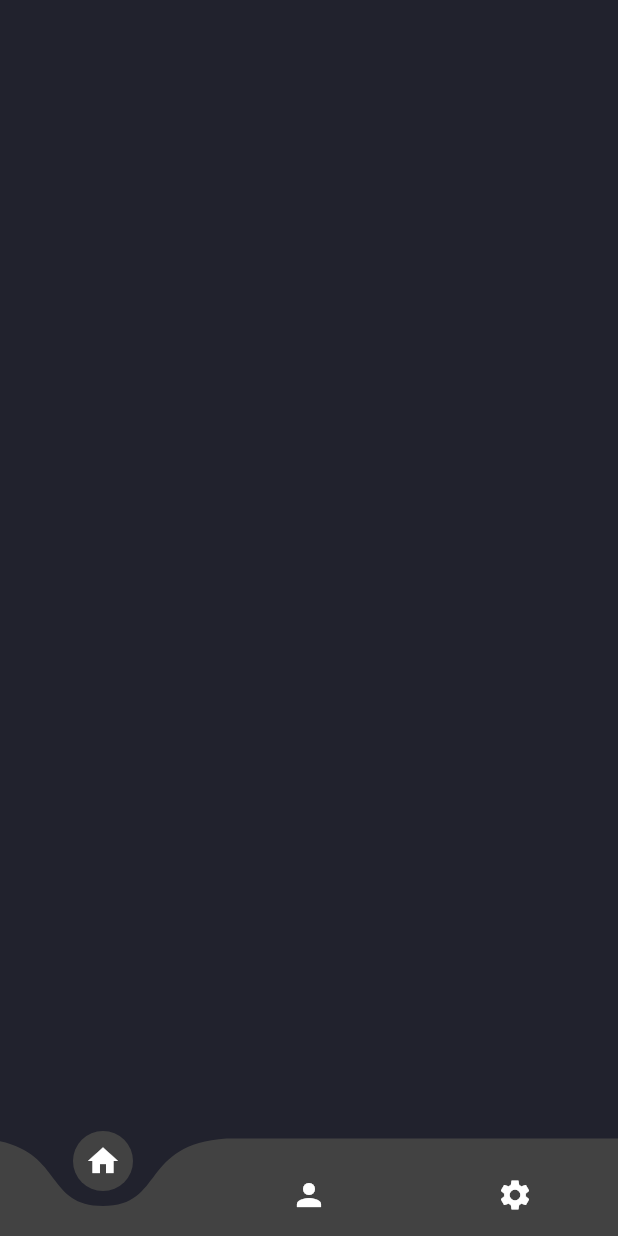
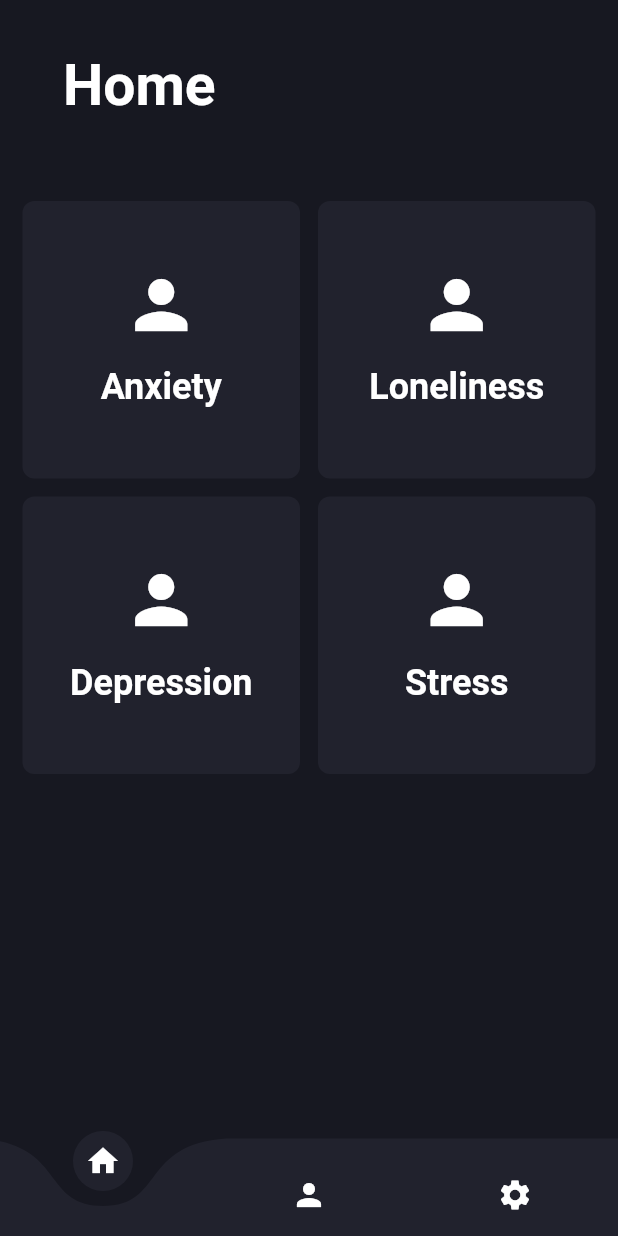
Before and after one commit to ishit16/heal-chat, a Flutter app: the HomeScreen screen opened by its route, on a phone screen of 412 x 824 dp. Run offline on Flutter 3.47's test engine with Material 2 defaults, Android fonts, the phone set to English and light mode, and no system bars; drawn by our look-alikes of curved_navigation_bar; our stand-ins replace flutter_svg, go_router, google_fonts.

Commit message:
FEATURE: Moods Cards Added

```diff
--- a/lib/constants/theme_constants.dart
+++ b/lib/constants/theme_constants.dart
@@ -2,5 +2,5 @@ import 'package:flutter/material.dart';
 
 const kPrimaryColor = Color(0xFF6F35A5);
 const kPrimaryLightColor = Color(0xFFF1E6FF);
-
+const cardBackgroundColor = Color(0xFF21222D);
 const double defaultPadding = 16.0;
--- /dev/null
+++ b/lib/constants/ui_constants/custom_card.dart
@@ -0,0 +1,25 @@
+import 'package:flutter/material.dart';
+import 'package:heal_chat/constants/theme_constants.dart';
+
+class CustomCard extends StatelessWidget {
+  final Widget child;
+  final Color? color;
+  final EdgeInsetsGeometry? padding;
+  const CustomCard({super.key, this.color, this.padding, required this.child});
+
+  @override
+  Widget build(BuildContext context) {
+    return Container(
+      decoration: BoxDecoration(
+        borderRadius: const BorderRadius.all(
+          Radius.circular(8.0),
+        ),
+        color: color ?? const Color(0xFF21222D),
+      ),
+      child: Padding(
+        padding: padding ?? const EdgeInsets.all(12.0),
+        child: child,
+      ),
+    );
+  }
+}
--- /dev/null
+++ b/lib/constants/ui_constants/header.dart
@@ -0,0 +1,35 @@
+import 'package:flutter/material.dart';
+import 'package:google_fonts/google_fonts.dart';
+
+class Header extends StatelessWidget {
+  final String heading;
+  const Header({super.key, required this.heading});
+
+  @override
+  Widget build(BuildContext context) {
+    return SizedBox(
+      height: 42,
+      child: Row(
+        mainAxisAlignment: MainAxisAlignment.spaceBetween,
+        children: [
+          Padding(
+            padding: const EdgeInsets.only(right: 20),
+            child: InkWell(
+              child: Padding(
+                padding: const EdgeInsets.all(3.0),
+                child: Text(
+                  heading,
+                  style: GoogleFonts.roboto(
+                    fontSize: 38,
+                    color: Colors.white,
+                    fontWeight: FontWeight.bold,
+                  ),
+                ),
+              ),
+            ),
+          )
+        ],
+      ),
+    );
+  }
+}
--- a/lib/features/home/view/home_screen.dart
+++ b/lib/features/home/view/home_screen.dart
@@ -1,5 +1,7 @@
 import 'package:curved_navigation_bar/curved_navigation_bar.dart';
 import 'package:flutter/material.dart';
+import 'package:heal_chat/constants/ui_constants/header.dart';
+import 'package:heal_chat/features/home/widgets/mood_card.dart';
 
 class HomeScreen extends StatelessWidget {
   const HomeScreen({super.key});
@@ -7,11 +9,28 @@ class HomeScreen extends StatelessWidget {
   @override
   Widget build(BuildContext context) {
     return Scaffold(
+      body: const SingleChildScrollView(
+        child: Padding(
+          padding: EdgeInsets.symmetric(horizontal: 15),
+          child: Column(
+            children: [
+              Padding(
+                padding: EdgeInsets.only(top: 32, left: 24),
+                child: Header(heading: "Home"),
+              ),
+              SizedBox(
+                height: 60,
+              ),
+              MoodCard(),
+            ],
+          ),
+        ),
+      ),
       bottomNavigationBar: CurvedNavigationBar(
         height: 65,
         animationDuration: const Duration(milliseconds: 400),
-        backgroundColor: const Color(0xFF21222D),
-        color: Colors.grey.shade800,
+        backgroundColor: const Color(0xFF171821),
+        color: const Color(0xFF21222D),
         items: const [
           Icon(
             Icons.home,
--- /dev/null
+++ b/lib/features/home/widgets/mood_card.dart
@@ -0,0 +1,74 @@
+import 'package:flutter/material.dart';
+import 'package:heal_chat/constants/ui_constants/custom_card.dart';
+import 'package:heal_chat/models/mood_model.dart';
+
+class MoodCard extends StatelessWidget {
+  const MoodCard({super.key});
+
+  final List<MoodModel> healthDetails = const [
+    MoodModel(
+        icon: Icon(
+          Icons.person,
+          color: Colors.white,
+          size: 52,
+        ),
+        title: "Anxiety"),
+    MoodModel(
+        icon: Icon(
+          Icons.person,
+          color: Colors.white,
+          size: 52,
+        ),
+        title: "Loneliness"),
+    MoodModel(
+        icon: Icon(
+          Icons.person,
+          color: Colors.white,
+          size: 52,
+        ),
+        title: "Depression"),
+    MoodModel(
+        icon: Icon(
+          Icons.person,
+          color: Colors.white,
+          size: 52,
+        ),
+        title: "Stress")
+  ];
+
+  @override
+  Widget build(BuildContext context) {
+    return GridView.builder(
+      itemCount: healthDetails.length,
+      shrinkWrap: true,
+      physics: const ScrollPhysics(),
+      gridDelegate: const SliverGridDelegateWithFixedCrossAxisCount(
+        crossAxisCount: 2,
+        crossAxisSpacing: 12,
+        mainAxisSpacing: 12,
+      ),
+      itemBuilder: (context, i) {
+        return CustomCard(
+          child: Column(
+            mainAxisAlignment: MainAxisAlignment.center,
+            crossAxisAlignment: CrossAxisAlignment.center,
+            children: [
+              healthDetails[i].icon,
+              Padding(
+                padding: const EdgeInsets.only(top: 15, bottom: 4),
+                child: Text(
+                  healthDetails[i].title,
+                  style: const TextStyle(
+                    fontSize: 24,
+                    color: Colors.white,
+                    fontWeight: FontWeight.bold,
+                  ),
+                ),
+              ),
+            ],
+          ),
+        );
+      },
+    );
+  }
+}
--- a/lib/main.dart
+++ b/lib/main.dart
@@ -18,7 +18,7 @@ class MyApp extends StatelessWidget {
       debugShowCheckedModeBanner: false,
       theme: ThemeData(
         primaryColor: kPrimaryColor,
-        scaffoldBackgroundColor: const Color(0xFF21222D),
+        scaffoldBackgroundColor: const Color(0xFF171821),
         elevatedButtonTheme: ElevatedButtonThemeData(
           style: ElevatedButton.styleFrom(
             elevation: 0,
--- /dev/null
+++ b/lib/models/mood_model.dart
@@ -0,0 +1,7 @@
+import 'package:flutter/material.dart';
+
+class MoodModel {
+  final Widget icon;
+  final String title;
+  const MoodModel({required this.icon, required this.title});
+}
```
